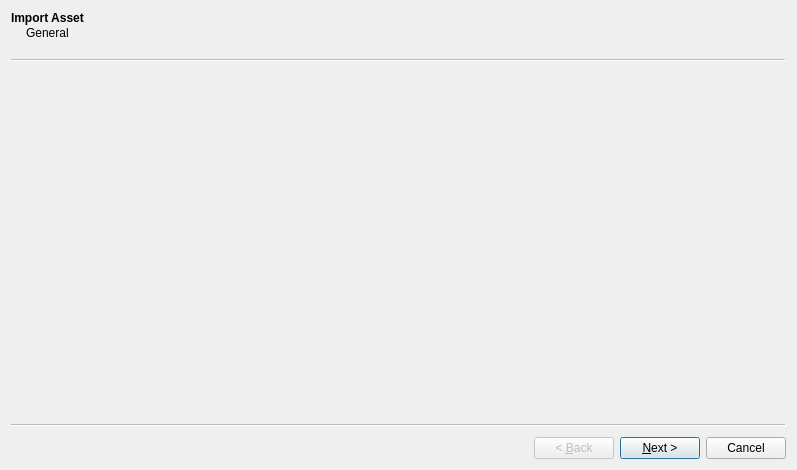
madrenegade/PGameStudio, file src/PGSEditor/assetimportwizard.ui: the form before one commit.
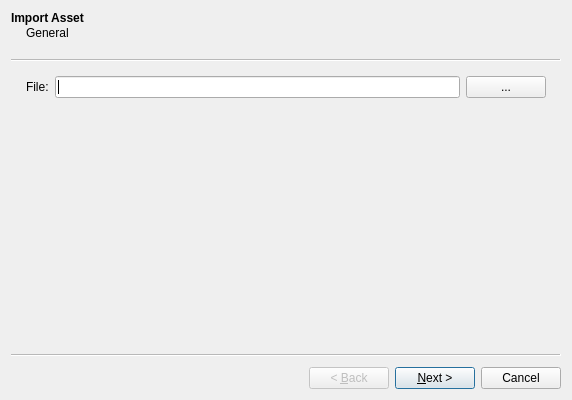
The form after the commit.

Diff of the .ui file:
```diff
--- a/src/PGSEditor/assetimportwizard.ui
+++ b/src/PGSEditor/assetimportwizard.ui
@@ -6,8 +6,8 @@
    <rect>
     <x>0</x>
     <y>0</y>
-    <width>797</width>
-    <height>470</height>
+    <width>572</width>
+    <height>400</height>
    </rect>
   </property>
   <property name="windowTitle">
@@ -20,6 +20,32 @@
    <property name="subTitle">
     <string>General</string>
    </property>
+   <layout class="QFormLayout" name="formLayout">
+    <property name="fieldGrowthPolicy">
+     <enum>QFormLayout::AllNonFixedFieldsGrow</enum>
+    </property>
+    <item row="1" column="0">
+     <widget class="QLabel" name="label">
+      <property name="text">
+       <string>File:</string>
+      </property>
+     </widget>
+    </item>
+    <item row="1" column="1">
+     <layout class="QHBoxLayout" name="horizontalLayout">
+      <item>
+       <widget class="QLineEdit" name="lineEditFilename"/>
+      </item>
+      <item>
+       <widget class="QPushButton" name="pushButtonChooseFile">
+        <property name="text">
+         <string>...</string>
+        </property>
+       </widget>
+      </item>
+     </layout>
+    </item>
+   </layout>
   </widget>
   <widget class="QWizardPage" name="wizardPageOptimizations">
    <property name="title">
```
Left out of the diff: 27 changed lines with no effect on the pictures.
